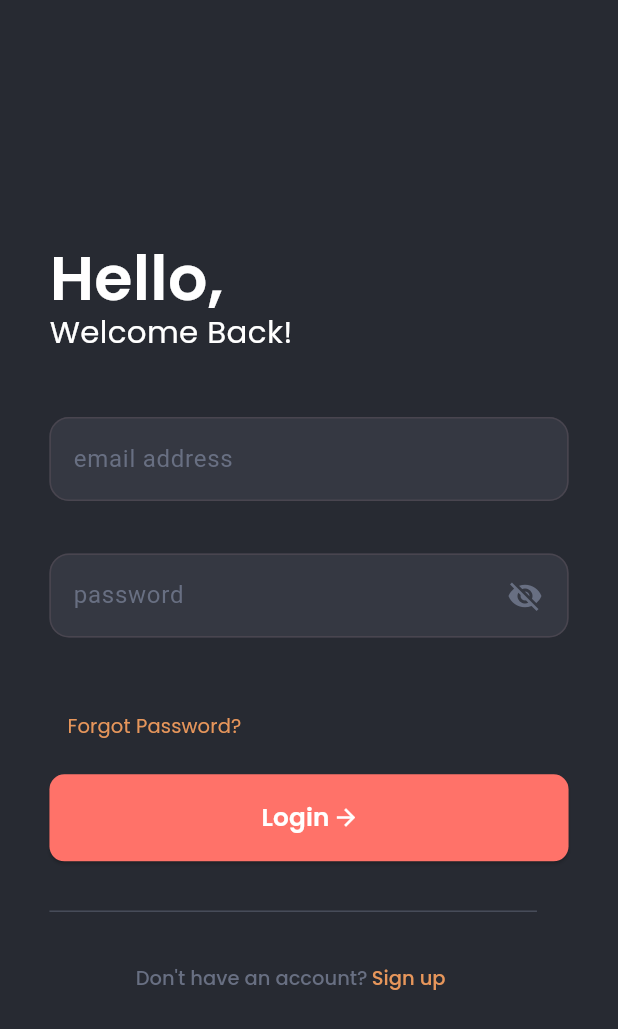
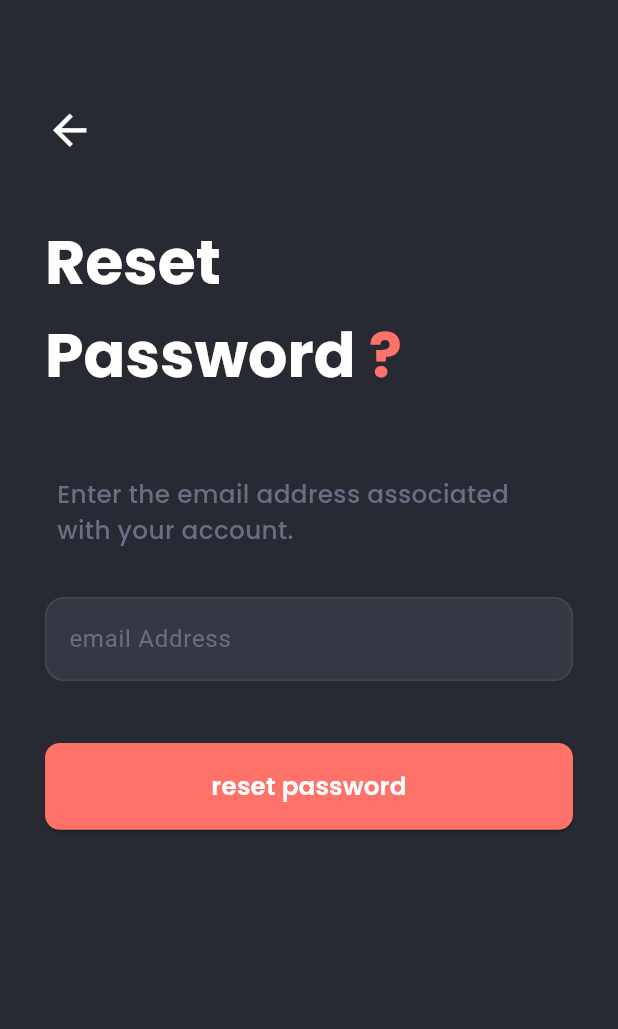
Before and after one commit to NouranAlSharawneh/appebite, a Flutter app: the screen it shows after launch, after a tap on "Forgot Password?", on a phone screen of 412 x 824 dp. Shown: the top 1029 px of the screen. Run offline on Flutter 3.47's test engine with Material 3 defaults, Android fonts, the phone set to English and light mode, and no system bars; our stand-ins replace cloud_firestore, firebase_auth, firebase_core, firebase_storage, flutter_rating_bar, google_fonts and 2 more; accounts and stored records are empty.

Commit message:
reset password is added ui + functionality

```diff
--- a/lib/pages/login/widgets/login_forget_password.dart
+++ b/lib/pages/login/widgets/login_forget_password.dart
@@ -1,3 +1,4 @@
+import 'package:appebite/pages/login/widgets/login_reset_password.dart';
 import 'package:flutter/material.dart';
 import 'package:google_fonts/google_fonts.dart';
 
@@ -10,7 +11,12 @@ class ForgetPassword extends StatelessWidget {
       child: Container(
         alignment: Alignment.topLeft,
         child: TextButton(
-          onPressed: () {},
+          onPressed: () {
+            Navigator.push(
+              context,
+              MaterialPageRoute(builder: (context) => const LoginResetPassword()),
+            );
+          },
           child: Text('Forgot Password?',
           textAlign: TextAlign.center,
           style: GoogleFonts.poppins(
--- /dev/null
+++ b/lib/pages/login/widgets/login_reset_password.dart
@@ -0,0 +1,201 @@
+import 'package:appebite/pages/login/login_screen.dart';
+import 'package:flutter/material.dart';
+import 'package:firebase_auth/firebase_auth.dart';
+import 'package:google_fonts/google_fonts.dart';
+import 'package:quickalert/quickalert.dart';
+
+class LoginResetPassword extends StatefulWidget {
+  const LoginResetPassword({Key? key}) : super(key: key);
+
+  @override
+  State<LoginResetPassword> createState() => _LoginResetPasswordState();
+}
+
+class _LoginResetPasswordState extends State<LoginResetPassword> {
+  final FirebaseAuth _auth = FirebaseAuth.instance;
+  TextEditingController emailController = TextEditingController();
+
+  @override
+  Widget build(BuildContext context) {
+    final screenWidth = MediaQuery.of(context).size.width;
+    final screenHeight = MediaQuery.of(context).size.height;
+    void showSuccessDialog(BuildContext context) {
+       QuickAlert.show(
+        context: context,
+        type: QuickAlertType.success,
+        backgroundColor: const Color(0xff272a32),
+        title: 'Password Reset Successful',
+        titleColor: Colors.white,
+        text: "A password reset link has been sent to your email. \n",
+        textColor: const Color(0xff686f82),
+        confirmBtnColor: const Color(0xffff7269),
+        confirmBtnText: 'Back home',
+        onConfirmBtnTap: () {
+           Navigator.push(
+        context,
+        MaterialPageRoute(builder: (context) => const LoginPage()),
+      );
+        }
+      );
+    }
+
+    void resetPassword() async {
+      // Check if email is empty
+      if (emailController.text.isEmpty) {
+        ScaffoldMessenger.of(context).showSnackBar(
+          const SnackBar(
+            content: Text('Please enter your email address'),
+          ),
+        );
+        return;
+      }
+
+      try {
+        await _auth.sendPasswordResetEmail(email: emailController.text);
+        print('Password reset email sent successfully');
+        // Show success dialog
+        showSuccessDialog(context);
+      } catch (error) {
+        ScaffoldMessenger.of(context).showSnackBar(
+          SnackBar(
+            content: Text('Failed to reset password: $error'),
+          ),
+        );
+      }
+    }
+
+
+    return SafeArea(
+      child: Scaffold(
+        resizeToAvoidBottomInset: false,
+        backgroundColor: const Color(0xff272a32),
+        body: Padding(
+          padding: const EdgeInsets.symmetric(horizontal: 30.0),
+          child: Column(
+            crossAxisAlignment: CrossAxisAlignment.start,
+            children: [
+              const SizedBox(height: 70,),
+              GestureDetector(
+                onTap: () {
+                  Navigator.pop(context);
+                },
+                child: Icon(
+                  Icons.arrow_back,
+                  color: Colors.white,
+                  size: screenWidth * 0.08,
+                ),
+              ),
+              Container(
+                padding: EdgeInsets.fromLTRB(
+                    0.0, screenHeight * 0.05, 0.0, screenHeight * 0.02),
+                child: RichText(
+                  text: TextSpan(
+                    children: [
+                      TextSpan(
+                        text: 'Reset\nPassword',
+                        style: GoogleFonts.poppins(
+                          color: Colors.white,
+                          fontSize: screenWidth * 0.1,
+                          fontWeight: FontWeight.bold,
+                        ),
+                      ),
+                      TextSpan(
+                        text: ' ?',
+                        style: GoogleFonts.poppins(
+                          fontSize: screenWidth * 0.1,
+                          fontWeight: FontWeight.bold,
+                          color: const Color(0xffff7269),
+                        ),
+                      ),
+                    ],
+                  ),
+                ),
+              ),
+              Container(
+                padding: EdgeInsets.only(top: screenHeight * 0.03),
+                child: Column(
+                  children: [
+                    Padding(
+                      padding: const EdgeInsets.all(8.0),
+                      child: Text(
+                        'Enter the email address associated with your account.',
+                        style: GoogleFonts.poppins(
+                          fontSize: screenWidth * 0.04,
+                          fontWeight: FontWeight.w500,
+                          color: const Color(0xff686f82),
+                        ),
+                      ),
+                    ),
+                    SizedBox(height: screenHeight * 0.03),
+                    TextFormField(
+                      controller: emailController,
+                      style: const TextStyle(color: Colors.white),
+                      decoration: InputDecoration(
+                        filled: true,
+                        fillColor: const Color(0xff353842),
+                        labelText: 'email Address',
+                        hintStyle: const TextStyle(
+                          color: Color(0xff686f82),
+                          height: 1,
+                        ),
+                        labelStyle:
+                        const TextStyle(color: Color(0xff686f82)),
+                        border: OutlineInputBorder(
+                          borderRadius: BorderRadius.circular(13),
+                          borderSide: const BorderSide(
+                            color: Color(0xff686f82),
+                          ),
+                        ),
+                        focusedBorder: OutlineInputBorder(
+                          borderRadius: BorderRadius.circular(13),
+                          borderSide: const BorderSide(
+                            color: Color(0xff686f82),
+                          ),
+                        ),
+                        errorStyle: const TextStyle(
+                          color: Color(0xffff7269),
+                          fontSize: 12.0,
+                          height: 1,
+                        ),
+                      ),
+                    ),
+                    SizedBox(height: screenHeight * 0.05),
+                    ElevatedButton(
+                      onPressed: resetPassword,
+                      style: ElevatedButton.styleFrom(
+                        padding: EdgeInsets.symmetric(
+                          // horizontal: screenWidth * 0.4,
+                          vertical: screenHeight * 0.02,
+                        ),
+                        backgroundColor: const Color(0xffff7269),
+                        shape: RoundedRectangleBorder(
+                          borderRadius: BorderRadius.circular(10),
+                        ),
+                      ),
+                      child: Row(
+                        mainAxisAlignment: MainAxisAlignment.center,
+                        children: [
+                          Text(
+                            'reset password ',
+                            textAlign: TextAlign.center,
+                            style: GoogleFonts.poppins(
+                              fontSize: screenHeight * 0.020,
+                              fontWeight: FontWeight.w600,
+                              height: 1.5,
+                              color: const Color(0xffffffff),
+                            ),
+                          ),
+                        ],
+                      ),
+                    ),
+                  ],
+                ),
+              ),
+              SizedBox(height: screenHeight * 0.03),
+            ],
+          ),
+        ),
+      ),
+    );
+  }
+}
```
